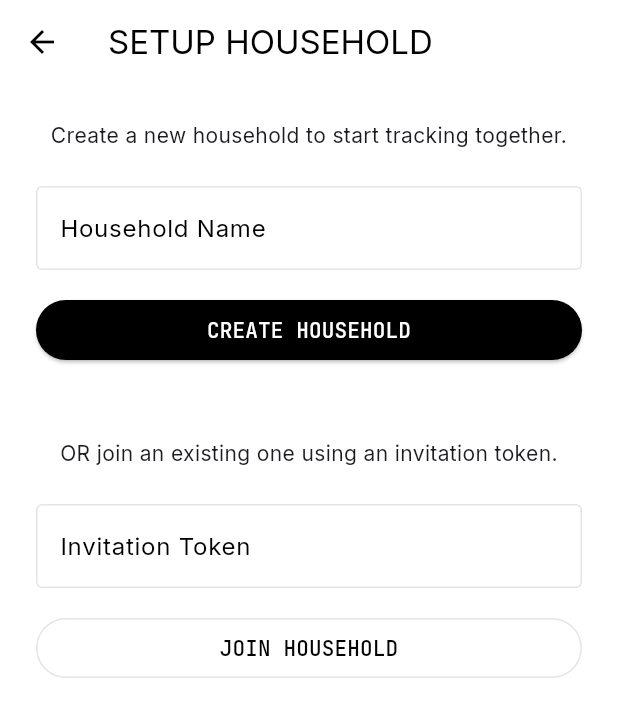
After one commit to JeremieGourdon/Moneytor, a Flutter app: the HouseholdSetupScreen screen opened directly, after a tap on "CREATE HOUSEHOLD", on a phone screen of 412 x 824 dp. The commit adds this screen. Shown: the top 717 px of the screen. Run offline on Flutter 3.47's test engine with Material 3 defaults, Android fonts, the phone set to English and light mode, and no system bars; our stand-ins replace flutter_lucide, flutter_riverpod, google_fonts, riverpod_annotation, supabase_flutter; missing offline and left inert: powersync; accounts and stored records are empty; generated files the repository leaves out were written again.

Commit message:
feat: implement Household creation and invitation logic

```diff
--- /dev/null
+++ b/app/lib/features/household/providers/household_provider.dart
@@ -0,0 +1,49 @@
+import 'package:riverpod_annotation/riverpod_annotation.dart';
+import '../../../core/models/household_model.dart';
+import '../../auth/providers/profile_provider.dart';
+import '../repositories/household_repository.dart';
+
+part 'household_provider.g.dart';
+
+@riverpod
+class HouseholdNotifier extends _$HouseholdNotifier {
+  @override
+  FutureOr<HouseholdModel?> build() async {
+    final profile = await ref.watch(profileProvider.future);
+    if (profile == null) return null;
+
+    final repository = ref.watch(householdRepositoryProvider);
+    return await repository.getHousehold(profile.householdId);
+  }
+
+  Future<void> createHousehold(String name) async {
+    final profile = await ref.read(profileProvider.future);
+    if (profile == null) return;
+
+    state = const AsyncValue.loading();
+    state = await AsyncValue.guard(() async {
+      final household = await ref
+          .read(householdRepositoryProvider)
+          .createHousehold(name, profile.id);
+
+      // Refresh profile to get updated household_id
+      ref.invalidate(profileProvider);
+      return household;
+    });
+  }
+
+  Future<void> acceptInvitation(String token) async {
+    final profile = await ref.read(profileProvider.future);
+    if (profile == null) return;
+
+    state = const AsyncValue.loading();
+    state = await AsyncValue.guard(() async {
+      await ref
+          .read(householdRepositoryProvider)
+          .acceptInvitation(token, profile.id);
+
+      ref.invalidate(profileProvider);
+      return await ref.read(householdRepositoryProvider).getHousehold(token); // Temporary
+    });
+  }
+}
--- /dev/null
+++ b/app/lib/features/household/views/household_setup_screen.dart
@@ -0,0 +1,108 @@
+import 'package:flutter/material.dart';
+import 'package:flutter_riverpod/flutter_riverpod.dart';
+import '../providers/household_provider.dart';
+
+class HouseholdSetupScreen extends ConsumerStatefulWidget {
+  const HouseholdSetupScreen({super.key});
+
+  @override
+  ConsumerState<HouseholdSetupScreen> createState() => _HouseholdSetupScreenState();
+}
+
+class _HouseholdSetupScreenState extends ConsumerState<HouseholdSetupScreen> {
+  final _nameController = TextEditingController();
+  final _tokenController = TextEditingController();
+  bool _isLoading = false;
+
+  @override
+  void dispose() {
+    _nameController.dispose();
+    _tokenController.dispose();
+    super.dispose();
+  }
+
+  Future<void> _handleCreate() async {
+    if (_nameController.text.isEmpty) return;
+    setState(() => _isLoading = true);
+    try {
+      await ref.read(householdProvider.notifier).createHousehold(_nameController.text);
+    } catch (e) {
+      if (mounted) {
+        ScaffoldMessenger.of(context).showSnackBar(
+          SnackBar(content: Text('Error: $e'), backgroundColor: Colors.red),
+        );
+      }
+    } finally {
+      if (mounted) setState(() => _isLoading = false);
+    }
+  }
+
+  Future<void> _handleJoin() async {
+    if (_tokenController.text.isEmpty) return;
+    setState(() => _isLoading = true);
+    try {
+      await ref.read(householdProvider.notifier).acceptInvitation(_tokenController.text);
+    } catch (e) {
+      if (mounted) {
+        ScaffoldMessenger.of(context).showSnackBar(
+          SnackBar(content: Text('Error: $e'), backgroundColor: Colors.red),
+        );
+      }
+    } finally {
+      if (mounted) setState(() => _isLoading = false);
+    }
+  }
+
+  @override
+  Widget build(BuildContext context) {
+    return Scaffold(
+      appBar: AppBar(title: const Text('SETUP HOUSEHOLD')),
+      body: Padding(
+        padding: const EdgeInsets.all(24.0),
+        child: Column(
+          crossAxisAlignment: CrossAxisAlignment.stretch,
+          children: [
+            const Text(
+              'Create a new household to start tracking together.',
+              textAlign: TextAlign.center,
+            ),
+            const SizedBox(height: 24),
+            TextField(
+              controller: _nameController,
+              decoration: const InputDecoration(
+                labelText: 'Household Name',
+                hintText: 'e.g., The Gourdon Home',
+                border: OutlineInputBorder(),
+              ),
+            ),
+            const SizedBox(height: 16),
+            ElevatedButton(
+              onPressed: _isLoading ? null : _handleCreate,
+              style: ElevatedButton.styleFrom(backgroundColor: Colors.black, foregroundColor: Colors.white),
+              child: const Text('CREATE HOUSEHOLD'),
+            ),
+            const SizedBox(height: 48),
+            const Text(
+              'OR join an existing one using an invitation token.',
+              textAlign: TextAlign.center,
+            ),
+            const SizedBox(height: 24),
+            TextField(
+              controller: _tokenController,
+              decoration: const InputDecoration(
+                labelText: 'Invitation Token',
+                border: OutlineInputBorder(),
+              ),
+            ),
+            const SizedBox(height: 16),
+            OutlinedButton(
+              onPressed: _isLoading ? null : _handleJoin,
+              style: OutlinedButton.styleFrom(foregroundColor: Colors.black),
+              child: const Text('JOIN HOUSEHOLD'),
+            ),
+          ],
+        ),
+      ),
+    );
+  }
+}
```
Also changed, not shown: app/lib/core/models/household_model.dart (added, +45 -0 lines), app/lib/core/models/invitation_model.dart (added, +33 -0 lines), app/lib/features/household/repositories/household_repository.dart (added, +90 -0 lines), app/lib/main.dart (+18 -1 lines), app/lib/core/models/household_model.g.dart (added), app/lib/core/models/invitation_model.g.dart (added), app/lib/features/household/providers/household_provider.g.dart (added), app/lib/features/household/repositories/household_repository.g.dart (added), supabase/.temp/linked-project.json (added), 9 other files.
